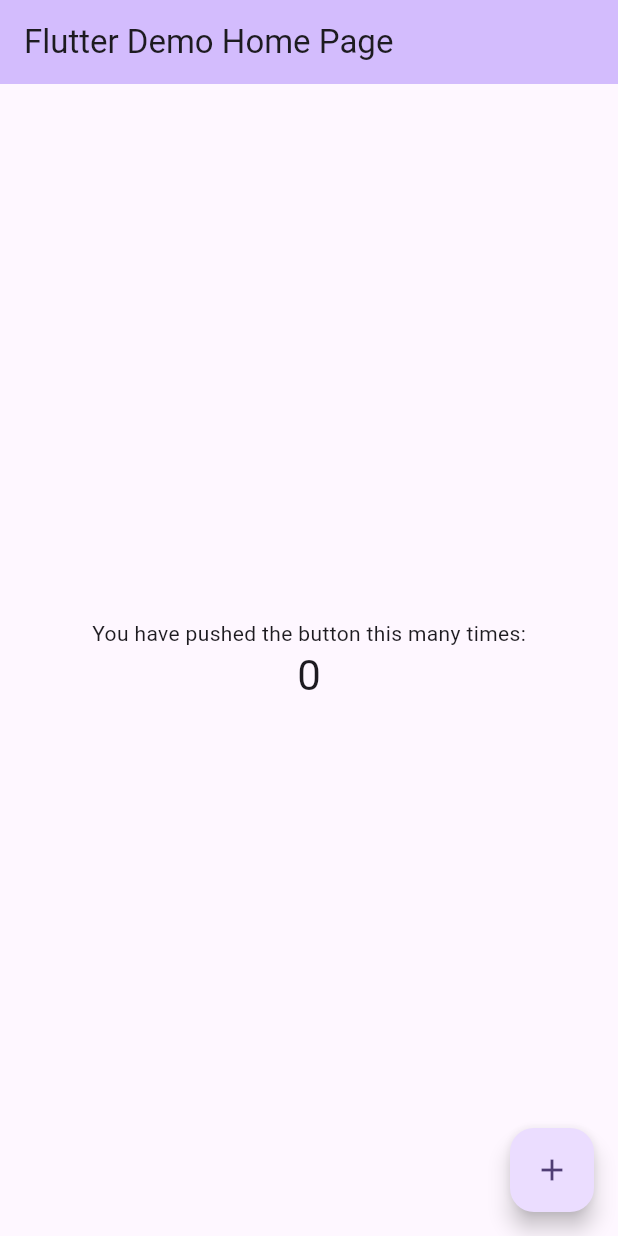
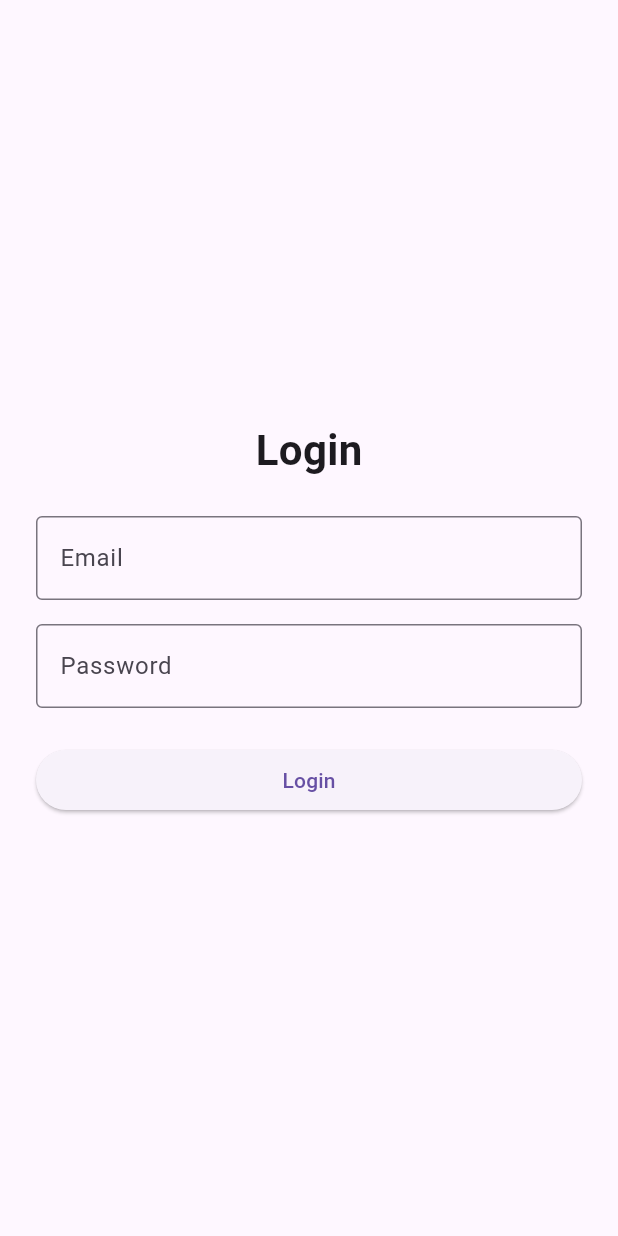
Before and after one commit to yutisio12/sobeq, a Flutter app: the screen it shows after launch, on a phone screen of 412 x 824 dp. Run offline on Flutter 3.47's test engine with Material 3 defaults, Android fonts, the phone set to English and light mode, and no system bars.

Commit message:
FE: - Modifying Page Main - Create Login Page - Create Home Page

```diff
--- a/lib/main.dart
+++ b/lib/main.dart
@@ -1,4 +1,5 @@
 import 'package:flutter/material.dart';
+import 'pages/login.dart';
 
 void main() {
   runApp(const MyApp());
@@ -7,116 +8,12 @@ void main() {
 class MyApp extends StatelessWidget {
   const MyApp({super.key});
 
-  // This widget is the root of your application.
   @override
   Widget build(BuildContext context) {
     return MaterialApp(
-      title: 'Flutter Demo',
-      theme: ThemeData(
-        // This is the theme of your application.
-        //
-        // TRY THIS: Try running your application with "flutter run". You'll see
-        // the application has a purple toolbar. Then, without quitting the app,
-        // try changing the seedColor in the colorScheme below to Colors.green
-        // and then invoke "hot reload" (save your changes or press the "hot
-        // reload" button in a Flutter-supported IDE, or press "r" if you used
-        // the command line to start the app).
-        //
-        // Notice that the counter didn't reset back to zero; the application
-        // state is not lost during the reload. To reset the state, use hot
-        // restart instead.
-        //
-        // This works for code too, not just values: Most code changes can be
-        // tested with just a hot reload.
-        colorScheme: .fromSeed(seedColor: Colors.deepPurple),
-      ),
-      home: const MyHomePage(title: 'Flutter Demo Home Page'),
+      debugShowCheckedModeBanner: false,
+      title: 'Login Flow',
+      home: const LoginPage(), // default ke login
     );
   }
 }
-
-class MyHomePage extends StatefulWidget {
-  const MyHomePage({super.key, required this.title});
-
-  // This widget is the home page of your application. It is stateful, meaning
-  // that it has a State object (defined below) that contains fields that affect
-  // how it looks.
-
-  // This class is the configuration for the state. It holds the values (in this
-  // case the title) provided by the parent (in this case the App widget) and
-  // used by the build method of the State. Fields in a Widget subclass are
-  // always marked "final".
-
-  final String title;
-
-  @override
-  State<MyHomePage> createState() => _MyHomePageState();
-}
-
-class _MyHomePageState extends State<MyHomePage> {
-  int _counter = 0;
-
-  void _incrementCounter() {
-    setState(() {
-      // This call to setState tells the Flutter framework that something has
-      // changed in this State, which causes it to rerun the build method below
-      // so that the display can reflect the updated values. If we changed
-      // _counter without calling setState(), then the build method would not be
-      // called again, and so nothing would appear to happen.
-      _counter++;
-    });
-  }
-
-  @override
-  Widget build(BuildContext context) {
-    // This method is rerun every time setState is called, for instance as done
-    // by the _incrementCounter method above.
-    //
-    // The Flutter framework has been optimized to make rerunning build methods
-    // fast, so that you can just rebuild anything that needs updating rather
-    // than having to individually change instances of widgets.
-    return Scaffold(
-      appBar: AppBar(
-        // TRY THIS: Try changing the color here to a specific color (to
-        // Colors.amber, perhaps?) and trigger a hot reload to see the AppBar
-        // change color while the other colors stay the same.
-        backgroundColor: Theme.of(context).colorScheme.inversePrimary,
-        // Here we take the value from the MyHomePage object that was created by
-        // the App.build method, and use it to set our appbar title.
-        title: Text(widget.title),
-      ),
-      body: Center(
-        // Center is a layout widget. It takes a single child and positions it
-        // in the middle of the parent.
-        child: Column(
-          // Column is also a layout widget. It takes a list of children and
-          // arranges them vertically. By default, it sizes itself to fit its
-          // children horizontally, and tries to be as tall as its parent.
-          //
-          // Column has various properties to control how it sizes itself and
-          // how it positions its children. Here we use mainAxisAlignment to
-          // center the children vertically; the main axis here is the vertical
-          // axis because Columns are vertical (the cross axis would be
-          // horizontal).
-          //
-          // TRY THIS: Invoke "debug painting" (choose the "Toggle Debug Paint"
-          // action in the IDE, or press "p" in the console), to see the
-          // wireframe for each widget.
-          mainAxisAlignment: .center,
-          children: [
-            const Text('You have pushed the button this many times:'),
-            Text(
-              '$_counter',
-              style: Theme.of(context).textTheme.headlineMedium,
-            ),
-          ],
-        ),
-      ),
-      floatingActionButton: FloatingActionButton(
-        onPressed: _incrementCounter,
-        tooltip: 'Increment',
-        child: const Icon(Icons.add),
-      ),
-    );
-  }
-}
--- /dev/null
+++ b/lib/pages/home.dart
@@ -0,0 +1,32 @@
+import 'package:flutter/material.dart';
+import 'login.dart';
+
+class HomePage extends StatelessWidget {
+  final String email;
+  const HomePage({super.key, required this.email});
+
+  void logout(BuildContext context) {
+    Navigator.pushReplacement(
+      context,
+      MaterialPageRoute(builder: (_) => const LoginPage()),
+    );
+  }
+
+  @override
+  Widget build(BuildContext context) {
+    return Scaffold(
+      appBar: AppBar(
+        title: const Text('Home'),
+        actions: [
+          IconButton(
+            icon: const Icon(Icons.logout),
+            onPressed: () => logout(context),
+          ),
+        ],
+      ),
+      body: Center(
+        child: Text('Selamat datang $email', style: TextStyle(fontSize: 22)),
+      ),
+    );
+  }
+}
--- /dev/null
+++ b/lib/pages/login.dart
@@ -0,0 +1,75 @@
+import 'package:flutter/material.dart';
+import 'home.dart';
+
+class LoginPage extends StatefulWidget {
+  const LoginPage({super.key});
+
+  @override
+  State<LoginPage> createState() => _LoginPageState();
+}
+
+class _LoginPageState extends State<LoginPage> {
+  final emailController = TextEditingController();
+  final passwordController = TextEditingController();
+
+  void login() {
+    if (emailController.text.isEmpty || passwordController.text.isEmpty) {
+      ScaffoldMessenger.of(
+        context,
+      ).showSnackBar(const SnackBar(content: Text('Isi email & password')));
+      return;
+    }
+
+    // LOGIN SUKSES (dummy)
+    Navigator.pushReplacement(
+      context,
+      MaterialPageRoute(builder: (_) => HomePage(email: emailController.text)),
+    );
+  }
+
+  @override
+  Widget build(BuildContext context) {
+    return Scaffold(
+      body: Padding(
+        padding: const EdgeInsets.all(24),
+        child: Column(
+          mainAxisAlignment: MainAxisAlignment.center,
+          children: [
+            const Text(
+              'Login',
+              style: TextStyle(fontSize: 28, fontWeight: FontWeight.bold),
+            ),
+            const SizedBox(height: 24),
+
+            TextField(
+              controller: emailController,
+              decoration: const InputDecoration(
+                labelText: 'Email',
+                border: OutlineInputBorder(),
+              ),
+            ),
+            const SizedBox(height: 16),
+
+            TextField(
+              controller: passwordController,
+              obscureText: true,
+              decoration: const InputDecoration(
+                labelText: 'Password',
+                border: OutlineInputBorder(),
+              ),
+            ),
+            const SizedBox(height: 24),
+
+            SizedBox(
+              width: double.infinity,
+              child: ElevatedButton(
+                onPressed: login,
+                child: const Text('Login'),
+              ),
+            ),
+          ],
+        ),
+      ),
+    );
+  }
+}
```
Also changed, not shown: 1 other file.
